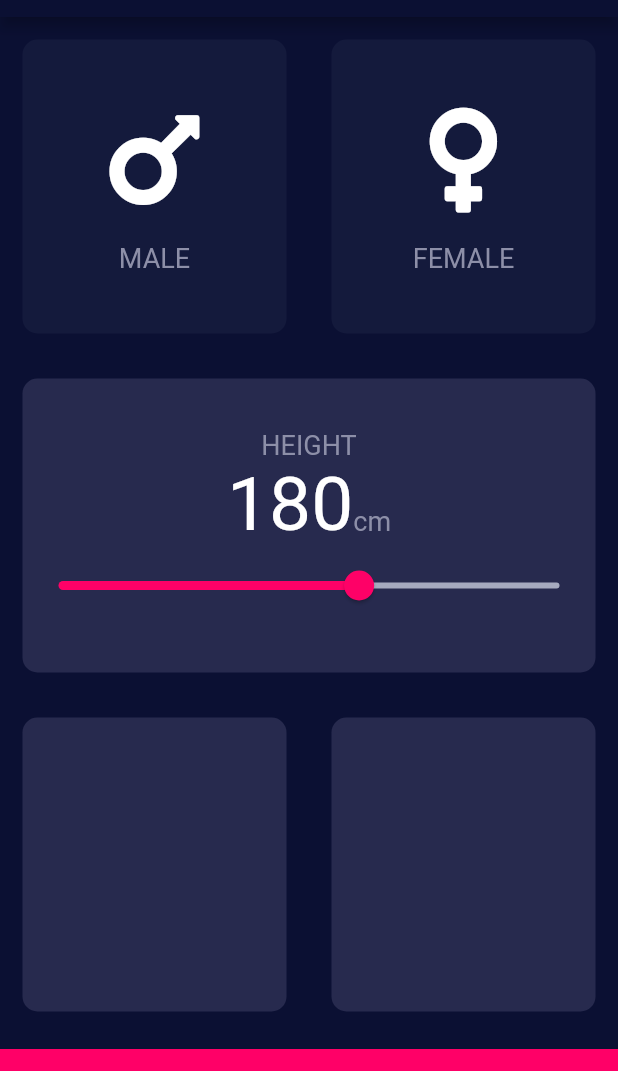
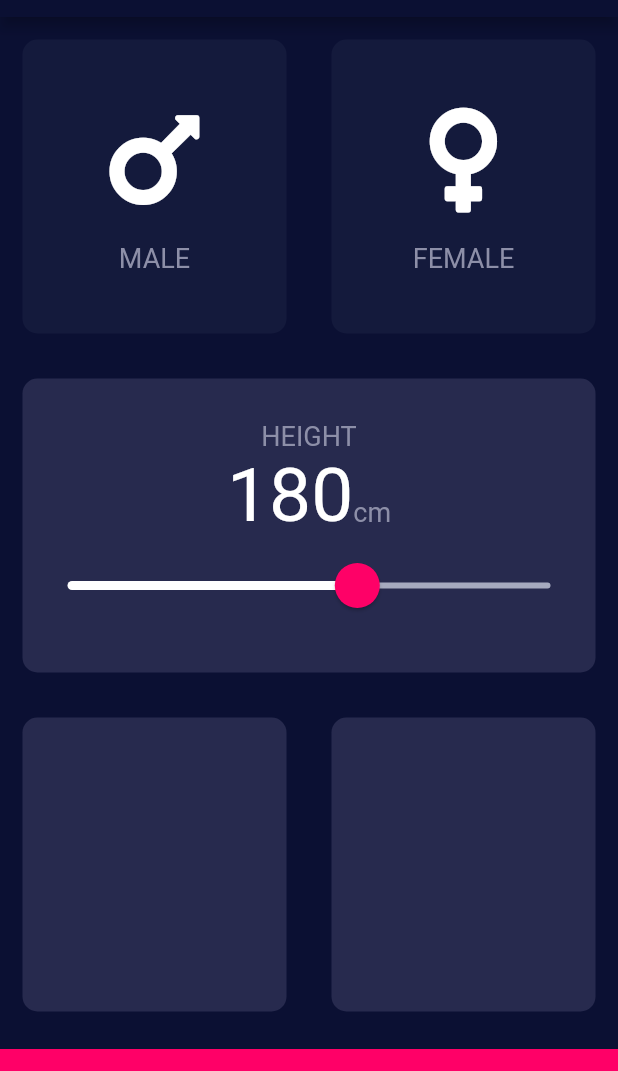
Before and after one commit to Code-Saurav/All_Flutter_Project, a Flutter app: the screen it shows after launch, on a phone screen of 412 x 824 dp, the part 67-1138 px from its top. Run offline on Flutter 3.47's test engine with Material 2 defaults, Android fonts, the phone set to English and light mode, and no system bars; our stand-ins replace audioplayers, font_awesome_flutter, rflutter_alert.

Commit message:
customized slider

```diff
--- a/bmi-calculator-flutter/lib/input_page.dart
+++ b/bmi-calculator-flutter/lib/input_page.dart
@@ -91,17 +91,25 @@ class _InputPageState extends State<InputPage> {
                       )
                     ],
                   ),
-                  Slider(
+                  SliderTheme(
+                    data: SliderTheme.of(context).copyWith(
+                      inactiveTrackColor: Color(0xFFA6AABF),
+                      thumbShape: RoundSliderThumbShape(enabledThumbRadius: 15),
+                      activeTrackColor: Colors.white,
+                      thumbColor: Color(0xFFFE0167),
+                      overlayColor: Color(0x2F471644),
+                      overlayShape: RoundSliderOverlayShape(overlayRadius: 30),
+                    ),
+                    child: Slider(
                       value: height.toDouble(),
                       min: 120.0,
                       max: 220.0,
-                    activeColor: Color(0xFFFE0167),
-                    inactiveColor: Color(0xFFA6AABF),
                       onChanged: (double newValue) {
                         setState(() {
                           height = newValue.round();
                         });
                       },
+                    ),
                   ),
                 ],
               ),
```
Lines whose indentation alone changed are shown as unchanged.
